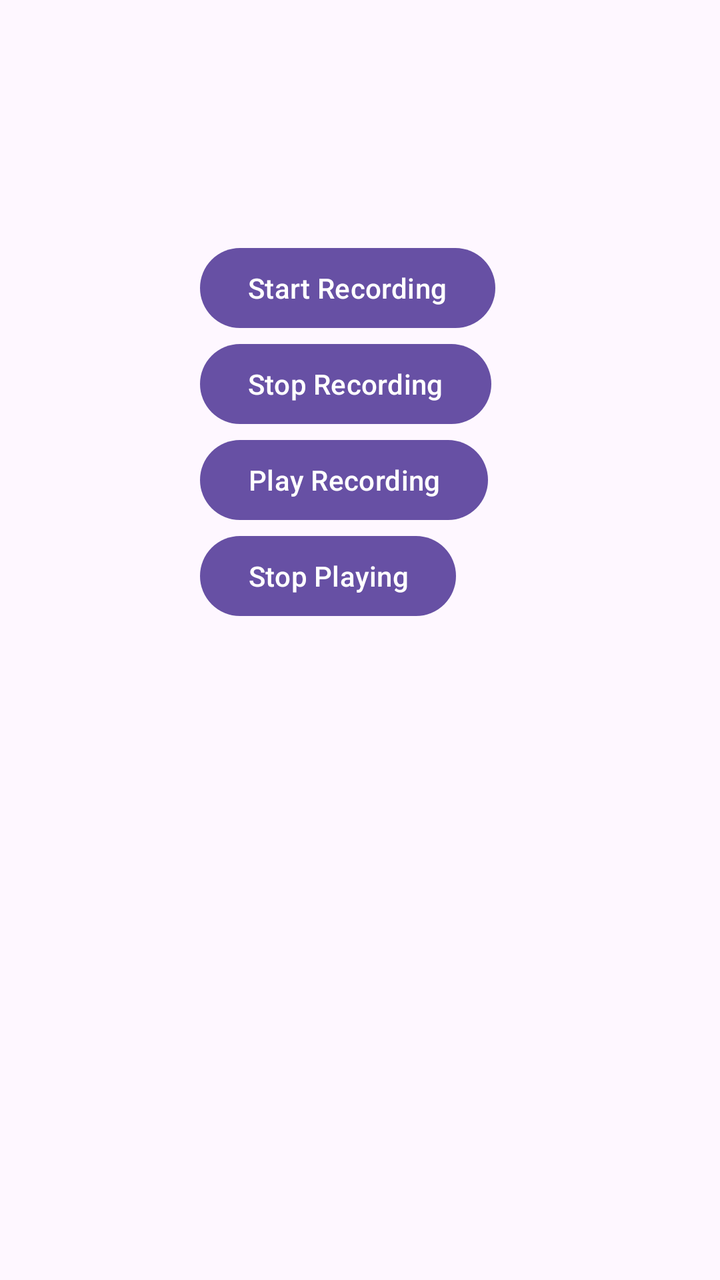
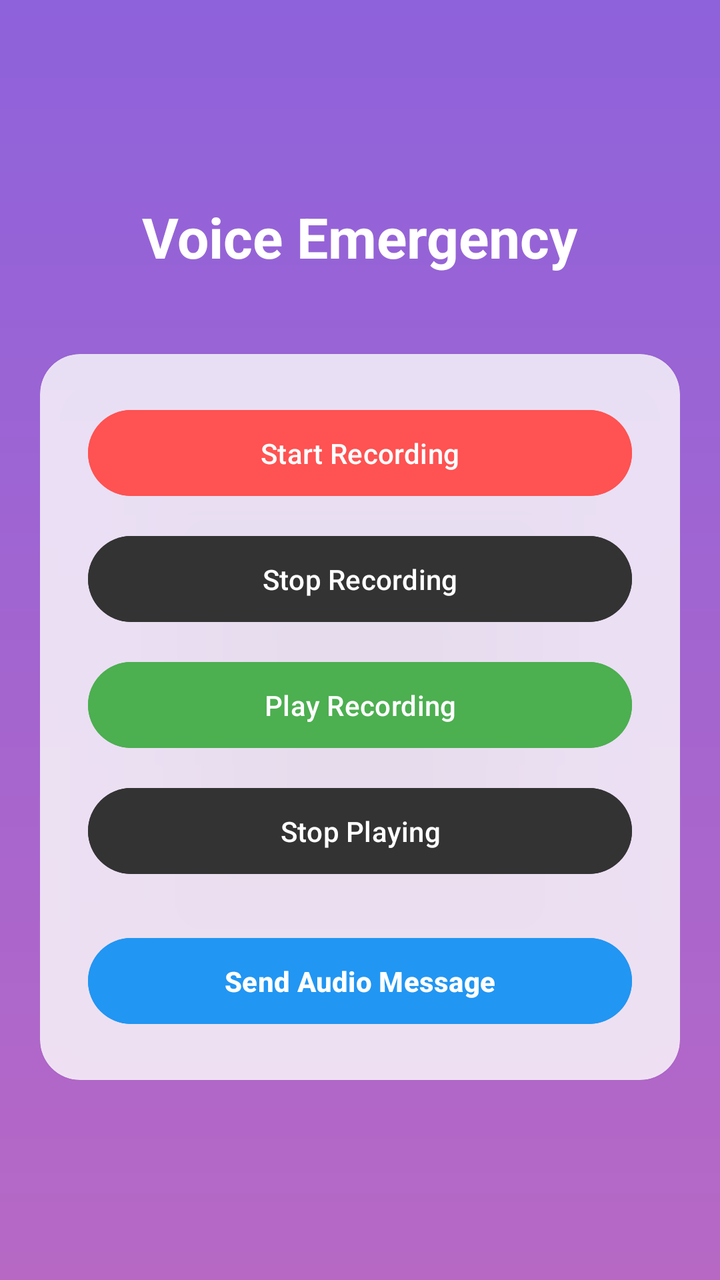

Before-and-after screenshots of an Android layout around one commit, followed by the original layout XML and the change that was made.
<!-- AndroidManifest.xml: application theme Theme.EmpowHer -->
<!-- res/layout/activity_voice_help.xml -->
<?xml version="1.0" encoding="utf-8"?>
<LinearLayout
    xmlns:android="http://schemas.android.com/apk/res/android"
    android:orientation="vertical"
    android:layout_width="match_parent"
    android:layout_height="match_parent">
<Button
    android:id="@+id/btnRecord"
    android:layout_width="wrap_content"
    android:layout_height="wrap_content"
    android:layout_marginLeft="100dp"
    android:layout_marginTop="120dp"
    android:text="Start Recording"/>
    <Button
    android:id="@+id/btnStop"
    android:layout_width="wrap_content"
    android:layout_height="wrap_content"
    android:layout_marginLeft="100dp"
    android:text="Stop Recording"/>
    <Button
        android:id="@+id/btnPlay"
        android:layout_width="wrap_content"
        android:layout_height="wrap_content"
        android:layout_marginLeft="100dp"
        android:text="Play Recording"/>
    <Button
        android:id="@+id/btnStopPlay"
        android:layout_width="wrap_content"
        android:layout_height="wrap_content"
        android:layout_marginLeft="100dp"
        android:text="Stop Playing"/>
</LinearLayout>
<!-- resources referenced by this layout -->
<resources>
  <style name="Theme.EmpowHer" parent="Base.Theme.EmpowHer" />
  <style name="Base.Theme.EmpowHer" parent="Theme.Material3.DayNight.NoActionBar">
          
          
      </style>
</resources>

<!-- the commit's change to res/layout/activity_voice_help.xml (unified diff, before → after) -->
@@ -1,32 +1,86 @@
 <?xml version="1.0" encoding="utf-8"?>
-<LinearLayout
-    xmlns:android="http://schemas.android.com/apk/res/android"
+<LinearLayout xmlns:android="http://schemas.android.com/apk/res/android"
+    xmlns:app="http://schemas.android.com/apk/res-auto"
+    android:layout_width="match_parent"
+    android:layout_height="match_parent"
+    android:background="@drawable/bg"
+    android:gravity="center"
     android:orientation="vertical"
-    android:layout_width="match_parent"
-    android:layout_height="match_parent">
-<Button
-    android:id="@+id/btnRecord"
-    android:layout_width="wrap_content"
-    android:layout_height="wrap_content"
-    android:layout_marginLeft="100dp"
-    android:layout_marginTop="120dp"
-    android:text="Start Recording"/>
-    <Button
-    android:id="@+id/btnStop"
-    android:layout_width="wrap_content"
-    android:layout_height="wrap_content"
-    android:layout_marginLeft="100dp"
-    android:text="Stop Recording"/>
-    <Button
-        android:id="@+id/btnPlay"
+    android:padding="20dp">
+
+    <TextView
         android:layout_width="wrap_content"
         android:layout_height="wrap_content"
-        android:layout_marginLeft="100dp"
-        android:text="Play Recording"/>
-    <Button
-        android:id="@+id/btnStopPlay"
-        android:layout_width="wrap_content"
+        android:layout_marginBottom="40dp"
+        android:text="Voice Emergency"
+        android:textColor="@color/white"
+        android:textSize="28sp"
+        android:textStyle="bold" />
+
+    <androidx.cardview.widget.CardView
+        android:layout_width="match_parent"
         android:layout_height="wrap_content"
-        android:layout_marginLeft="100dp"
-        android:text="Stop Playing"/>
+        app:cardBackgroundColor="#CCFFFFFF"
+        app:cardCornerRadius="20dp">
+
+        <LinearLayout
+            android:layout_width="match_parent"
+            android:layout_height="wrap_content"
+            android:gravity="center"
+            android:orientation="vertical"
+            android:padding="24dp">
+
+            <Button
+                android:id="@+id/btnRecord"
+                android:layout_width="match_parent"
+                android:layout_height="wrap_content"
+                android:backgroundTint="#FF5252"
+                android:padding="12dp"
+                android:text="Start Recording"
+                android:textColor="@color/white" />
+
+            <Button
+                android:id="@+id/btnStop"
+                android:layout_width="match_parent"
+                android:layout_height="wrap_content"
+                android:layout_marginTop="12dp"
+                android:backgroundTint="#333"
+                android:padding="12dp"
+                android:text="Stop Recording"
+                android:textColor="@color/white" />
+
+            <Button
+                android:id="@+id/btnPlay"
+                android:layout_width="match_parent"
+                android:layout_height="wrap_content"
+                android:layout_marginTop="12dp"
+                android:backgroundTint="#4CAF50"
+                android:padding="12dp"
+                android:text="Play Recording"
+                android:textColor="@color/white" />
+
+            <Button
+                android:id="@+id/btnStopPlay"
+                android:layout_width="match_parent"
+                android:layout_height="wrap_content"
+                android:layout_marginTop="12dp"
+                android:backgroundTint="#333"
+                android:padding="12dp"
+                android:text="Stop Playing"
+                android:textColor="@color/white" />
+
+            <Button
+                android:id="@+id/btnSend"
+                android:layout_width="match_parent"
+                android:layout_height="wrap_content"
+                android:layout_marginTop="24dp"
+                android:backgroundTint="#2196F3"
+                android:padding="12dp"
+                android:text="Send Audio Message"
+                android:textColor="@color/white"
+                android:textStyle="bold" />
+
+        </LinearLayout>
+    </androidx.cardview.widget.CardView>
+
 </LinearLayout>
<!-- resource entries referenced after the edit -->
@@ -1,5 +1,13 @@
 <!-- resources referenced by this layout -->
 <resources>
+  <color name="white">#FFFFFF</color>
+  <!-- drawable bg (drawable) -->
+  <?xml version="1.0" encoding="utf-8"?>
+  <shape xmlns:android="http://schemas.android.com/apk/res/android">
+      <gradient android:type="linear" android:angle="100"
+          android:startColor="#8E62DB" android:endColor="#B768C5" />
+  
+  </shape>
   <style name="Theme.EmpowHer" parent="Base.Theme.EmpowHer" />
   <style name="Base.Theme.EmpowHer" parent="Theme.Material3.DayNight.NoActionBar">
           
